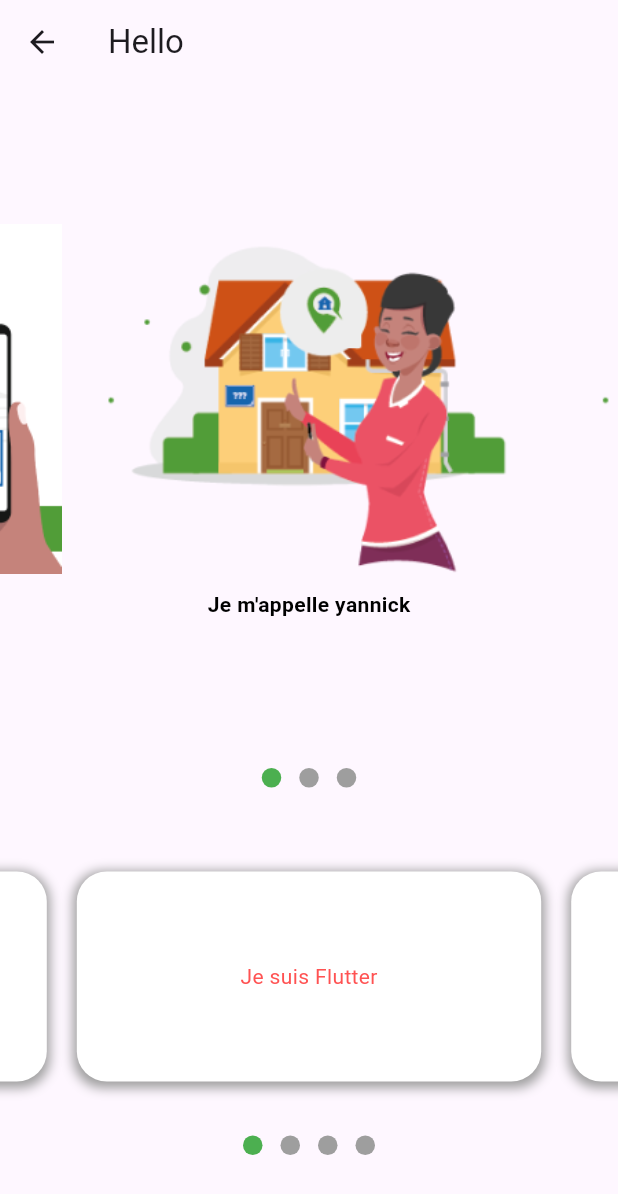
After one commit to yannkagou/new_flutter, a Flutter app: the Message screen opened by its route, after a tap on "Carousel", on a phone screen of 412 x 824 dp. The commit adds this screen. Shown: the top 1194 px of the screen. Run offline on Flutter 3.47's test engine with Material 3 defaults, Android fonts, the light colour scheme and no system bars; drawn by our look-alikes of carousel_slider, dots_indicator; our stand-ins replace pin_code_fields.

```diff
--- /dev/null
+++ b/lib/carouseldots.dart
@@ -0,0 +1,148 @@
+import 'package:flutter/material.dart';
+import 'package:carousel_slider/carousel_slider.dart';
+import 'package:dots_indicator/dots_indicator.dart';
+import 'package:new_flutter/main.dart';
+
+class Carouseldots extends StatefulWidget {
+  const Carouseldots({Key? key}) : super(key: key);
+
+  @override
+  _CarouseldotsState createState() => _CarouseldotsState();
+}
+
+class _CarouseldotsState extends State<Carouseldots> {
+  late CarouselController carouselController;
+  late CarouselController carouselController2;
+
+  List itemsList = [
+    {'image': 'assets/besoin adresse 1.png', 'text': "Je m'appelle yannick"},
+    {'image': 'assets/besoin adresse 1.png', 'text': "Je m'appelle bertrand"},
+    {'image': 'assets/Page1_image 1.png', 'text': "Je m'appelle Kagou"},
+  ];
+
+  int currentIndex = 0;
+  int currentIndex2 = 0;
+
+  @override
+  void initState() {
+    carouselController = CarouselController();
+    carouselController2 = CarouselController();
+    super.initState();
+  }
+
+  @override
+  Widget build(BuildContext context) {
+    return SafeArea(
+        child: Scaffold(
+      appBar: AppBar(
+        title: Text("Hello"),
+      ),
+      body: SingleChildScrollView(
+        child: Center(
+          child: Column(mainAxisAlignment: MainAxisAlignment.center, children: [
+            CarouselSlider(
+              carouselController: carouselController,
+              options: CarouselOptions(
+                  height: 450.0,
+                  onPageChanged: (index, reason) {
+                    setState(() {
+                      currentIndex = index;
+                    });
+                  }),
+              items: itemsList
+                  .map(
+                    (item) => Container(
+                        child: Column(
+                            mainAxisAlignment: MainAxisAlignment.center,
+                            children: [
+                          Image.asset(item['image']),
+                          SizedBox(
+                            height: 10,
+                          ),
+                          Text(
+                            item['text'],
+                            style: TextStyle(
+                                color: Colors.black,
+                                fontWeight: FontWeight.bold),
+                          )
+                        ])),
+                  )
+                  .toList(),
+            ),
+            DotsIndicator(
+                dotsCount: itemsList.length,
+                position: currentIndex,
+                decorator: DotsDecorator(
+                    color: Colors.grey,
+                    activeColor: Colors.green,
+                    shape: RoundedRectangleBorder(
+                        borderRadius: BorderRadius.circular(15.0)),
+                    activeShape: RoundedRectangleBorder(
+                        borderRadius: BorderRadius.circular(15.0)),
+                    size: Size(13, 13),
+                    activeSize: Size(13, 13)),
+                onTap: (index) {
+                  carouselController.animateToPage(index);
+                }),
+            SizedBox(
+              height: 20,
+            ),
+            SizedBox(
+              height: 200,
+              width: double.infinity,
+              child: CarouselSlider(
+                  carouselController: carouselController2,
+                  items: [
+                    for (int i = 0; i < 4; i++)
+                      Container(
+                        alignment: Alignment.center,
+                        margin:
+                            EdgeInsets.symmetric(horizontal: 10, vertical: 30),
+                        decoration: BoxDecoration(
+                            color: Colors.white,
+                            borderRadius: BorderRadius.circular(20),
+                            boxShadow: [
+                              BoxShadow(
+                                  color: Colors.grey,
+                                  blurRadius: 6.0,
+                                  spreadRadius: 2.0,
+                                  offset: Offset(
+                                    0.0, // Move to right 0.0 horizontally
+                                    2.0, // Move to bottom 2.0 Vertically
+                                  )),
+                            ]),
+                        child: Text(
+                          "Je suis Flutter",
+                          style: TextStyle(color: Colors.redAccent),
+                        ),
+                      )
+                  ],
+                  options: CarouselOptions(
+                      onPageChanged: ((index, reason) {
+                        setState(() {
+                          currentIndex2 = index;
+                        });
+                      }),
+                      autoPlay: false)),
+            ),
+            DotsIndicator(
+                dotsCount: 4,
+                position: currentIndex2,
+                decorator: DotsDecorator(
+                    color: Colors.grey,
+                    activeColor: Colors.green,
+                    shape: RoundedRectangleBorder(
+                        borderRadius: BorderRadius.circular(15.0)),
+                    activeShape: RoundedRectangleBorder(
+                        borderRadius: BorderRadius.circular(15.0)),
+                    size: Size(13, 13),
+                    activeSize: Size(13, 13)),
+                onTap: (index) {
+                  carouselController2.animateToPage(index);
+                }),
+          ]),
+        ),
+      ),
+    ));
+  }
+}
--- a/lib/main.dart
+++ b/lib/main.dart
@@ -1,6 +1,14 @@
 import 'package:flutter/material.dart';
+import 'package:new_flutter/carouseldots.dart';
+import 'package:new_flutter/pages/authscreen.dart';
 import 'package:new_flutter/pages/first.dart';
 import 'package:new_flutter/pages/second.dart';
+import 'package:new_flutter/splashscreen.dart';
+import 'package:new_flutter/widgets/numeric_keybad.dart';
+
+import 'dart:async';
+
+import 'package:pin_code_fields/pin_code_fields.dart';
 
 void main() {
   runApp(const MyApp());
@@ -18,10 +26,63 @@ class MyApp extends StatelessWidget {
       ),
       debugShowCheckedModeBanner: false,
       routes: {
-        "/": (context) => const Message(),
+        "/": (context) => const SplashScreen(),
+        "/code": (context) => UnderscoreCodeInput(),
+        "/auth": (context) => const AuthScreen(),
+        "/message": (context) => const Message(),
         "/first": (context) => const FirstPage(),
         "/second": (context) => const SecondPage(),
+        "/home": (context) => const Home(),
+        "/dot": (context) => const Carouseldots(),
       },
+    );
+  }
+}
+
+class UnderscoreCodeInput extends StatefulWidget {
+  @override
+  _UnderscoreCodeInputState createState() => _UnderscoreCodeInputState();
+}
+
+class _UnderscoreCodeInputState extends State<UnderscoreCodeInput> {
+  String enteredPin = '';
+
+  void handlePinCodeChanges(String value) {
+    setState(() {
+      enteredPin = value;
+    });
+  }
+
+  @override
+  Widget build(BuildContext context) {
+    return Column(
+      children: [
+        Padding(
+          padding: const EdgeInsets.symmetric(horizontal: 30),
+          child: PinCodeTextField(
+            appContext: context,
+            length: 4,
+            onChanged: handlePinCodeChanges,
+            pinTheme: PinTheme(
+              shape: PinCodeFieldShape.underline,
+              inactiveColor: Colors.grey,
+              activeColor: Colors.black,
+              selectedColor: Colors.black,
+            ),
+            textStyle: TextStyle(
+              fontSize: 20,
+              color: Colors.black,
+              fontWeight: FontWeight.bold,
+            ),
+            keyboardType: TextInputType.number,
+          ),
+        ),
+        SizedBox(height: 16),
+        Text(
+          'Entered Pin Code: $enteredPin',
+          style: TextStyle(fontSize: 16),
+        ),
+      ],
     );
   }
 }
@@ -36,9 +97,11 @@ class Message extends StatelessWidget {
         title: const Text("Setting Yannick"),
       ),
       body: Center(
+        child: SingleChildScrollView(
           child: Column(
             mainAxisAlignment: MainAxisAlignment.center,
             children: [
+              UnderscoreCodeInput(),
               TextButton(
                   onPressed: () {
                     ScaffoldMessenger.of(context).showSnackBar(
@@ -80,7 +143,28 @@ class Message extends StatelessWidget {
                     Navigator.pushNamed(context, "/second", arguments: "Berty");
                   },
                   child: const Text("Second page")),
+              TextButton(
+                  onPressed: () {
+                    Navigator.pushNamed(context, "/demo");
+                  },
+                  child: const Text("Demo Input")),
+              TextButton(
+                  onPressed: () {
+                    Navigator.pushNamed(context, "/auth");
+                  },
+                  child: const Text("Auth")),
+              TextButton(
+                  onPressed: () {
+                    Navigator.pushNamed(context, "/home");
+                  },
+                  child: const Text("Home")),
+              TextButton(
+                  onPressed: () {
+                    Navigator.pushNamed(context, "/dot");
+                  },
+                  child: const Text("Carousel")),
             ],
+          ),
         ),
       ),
     );
@@ -136,49 +220,28 @@ class _FormsState extends State<Forms> {
   }
 }
 
-class MyHomePage extends StatefulWidget {
-  const MyHomePage({Key? key, required this.title}) : super(key: key);
-
-  final String title;
-
-  @override
-  State<MyHomePage> createState() => _MyHomePageState();
-}
-
-class _MyHomePageState extends State<MyHomePage> {
-  int _counter = 0;
-
-  void _incrementCounter() {
-    setState(() {
-      _counter++;
-    });
-  }
+class Home extends StatelessWidget {
+  const Home({super.key});
 
   @override
   Widget build(BuildContext context) {
+    TextEditingController textController = TextEditingController();
     return Scaffold(
-      appBar: AppBar(
-        title: Text(widget.title),
+      appBar: AppBar(),
+      body: SafeArea(
+        child: Column(
+          children: [
+            TextField(
+              controller: textController,
+              keyboardType: TextInputType.none,
             ),
-      body: Center(
-        child: Column(
-          mainAxisAlignment: MainAxisAlignment.center,
-          children: <Widget>[
-            const Text(
-              'You have pushed the button this many times:',
-            ),
-            Text(
-              '$_counter',
-              style: Theme.of(context).textTheme.headline4,
+            const Spacer(),
+            NumericKeypad(
+              controller: textController,
             ),
           ],
         ),
       ),
-      floatingActionButton: FloatingActionButton(
-        onPressed: _incrementCounter,
-        tooltip: 'Increment',
-        child: const Icon(Icons.add),
-      ),
     );
   }
 }
```
Also changed, not shown: lib/pages/authscreen.dart (added, +50 -0 lines), lib/pages/first.dart (+53 -10 lines), lib/splashscreen.dart (added, +59 -0 lines), lib/widgets/numeric_keybad.dart (added, +115 -0 lines), pubspec.yaml (+5 -3 lines), assets/FINDMe Remaster_color_827x218 (1) 1.png (added), assets/Logo color@findme 2 (1).png (added), assets/Logo color@findme 2.png (added), assets/Page1_image 1.png (added), assets/Plaque Sn 2 3.png (added), assets/Rectangle (2).png (added), assets/Rectangle.png (added), assets/Vector (1).png (added), assets/Vector (2).png (added), 3 more files. Lines whose indentation alone changed are shown as unchanged.
